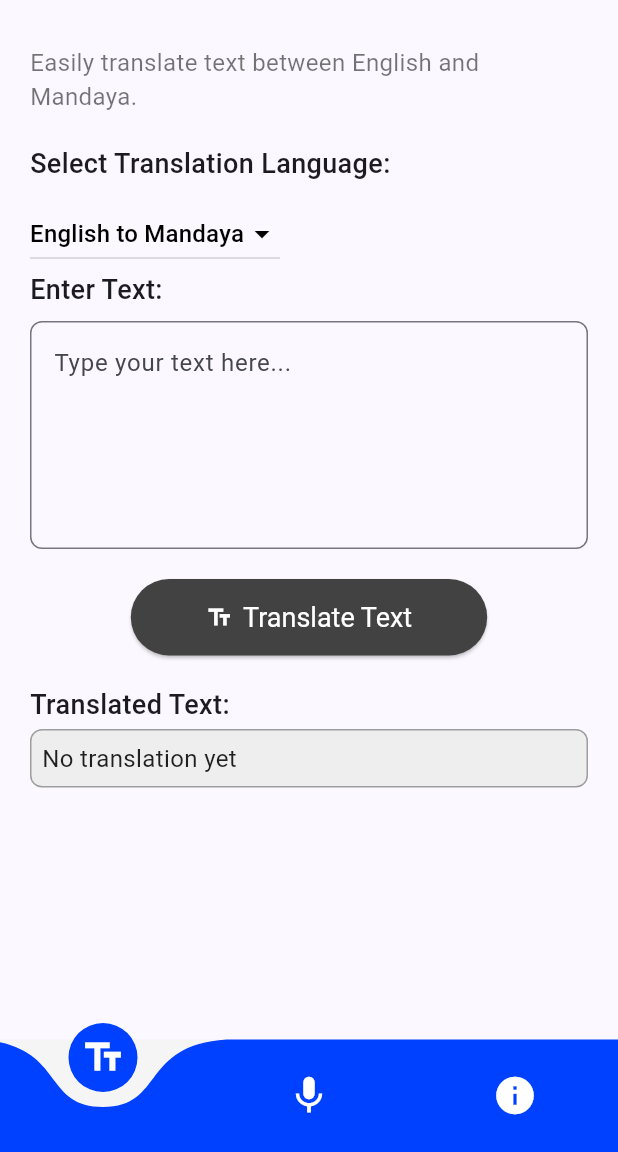
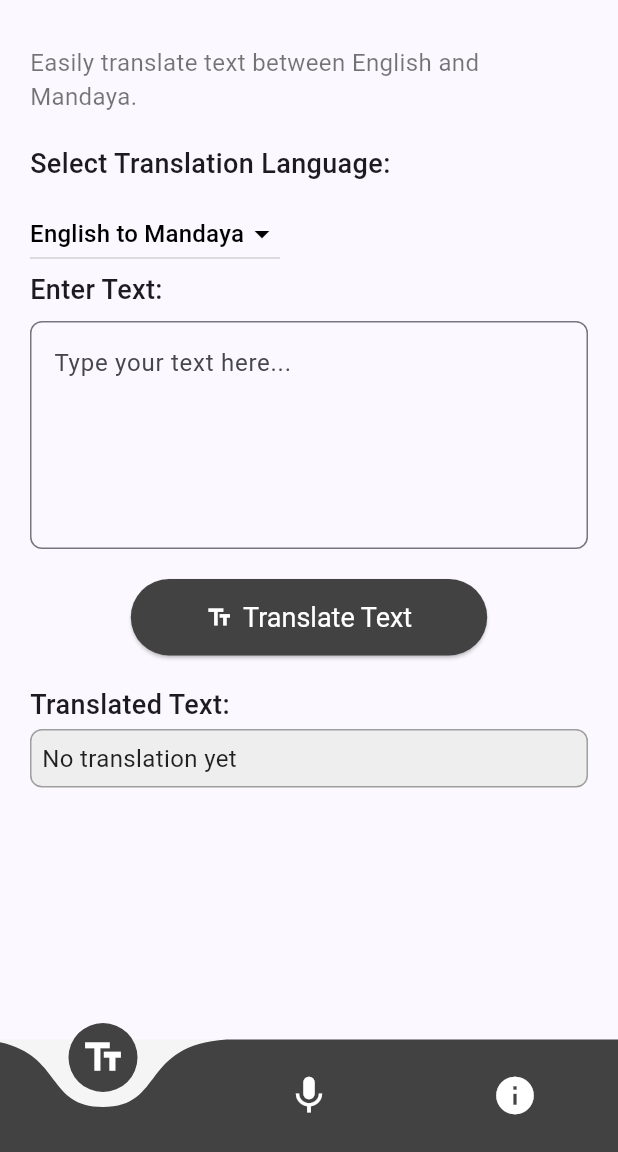
Before and after one commit to WenDEVLIFE/TranslatorApp, a Flutter app: the screen it shows after launch, after a tap on "Get Started", on a phone screen of 412 x 824 dp, the part 84-1236 px from its top. Run offline on Flutter 3.47's test engine with Material 3 defaults, Android fonts, the light colour scheme and no system bars; drawn by our look-alikes of curved_navigation_bar; our stand-ins replace cloud_firestore, firebase_core, fluttertoast, permission_handler, speech_to_text, sqflite; missing offline and left inert: flutter_speech; accounts and stored records are empty.

Commit message:
updated to change theme 🪙

```diff
--- a/lib/component/NavigationComponent.dart
+++ b/lib/component/NavigationComponent.dart
@@ -88,7 +88,7 @@ class _NavControllerState extends State<Navigationcomponent> {
         children: [
           CurvedNavigationBar(
             backgroundColor: const Color.fromARGB(255, 245, 245, 245),
-            color:  const Color.fromARGB(255, 0, 64, 255),
+            color: const Color.fromARGB(255, 66, 66, 66),
             items: _getNavBarItems(),
             index: _currentIndex,
             // Set the initial index
--- a/lib/pages/SplashScreen.dart
+++ b/lib/pages/SplashScreen.dart
@@ -34,7 +34,7 @@ class _SplashScreenState extends State<SplashScreen>{
     return Scaffold(
       body: Container(
         decoration: const BoxDecoration(
-          color:Colors.blueAccent
+          color: Color.fromARGB(255, 66, 66, 66),
         ),
         child: Center(
           child: Column(
```
